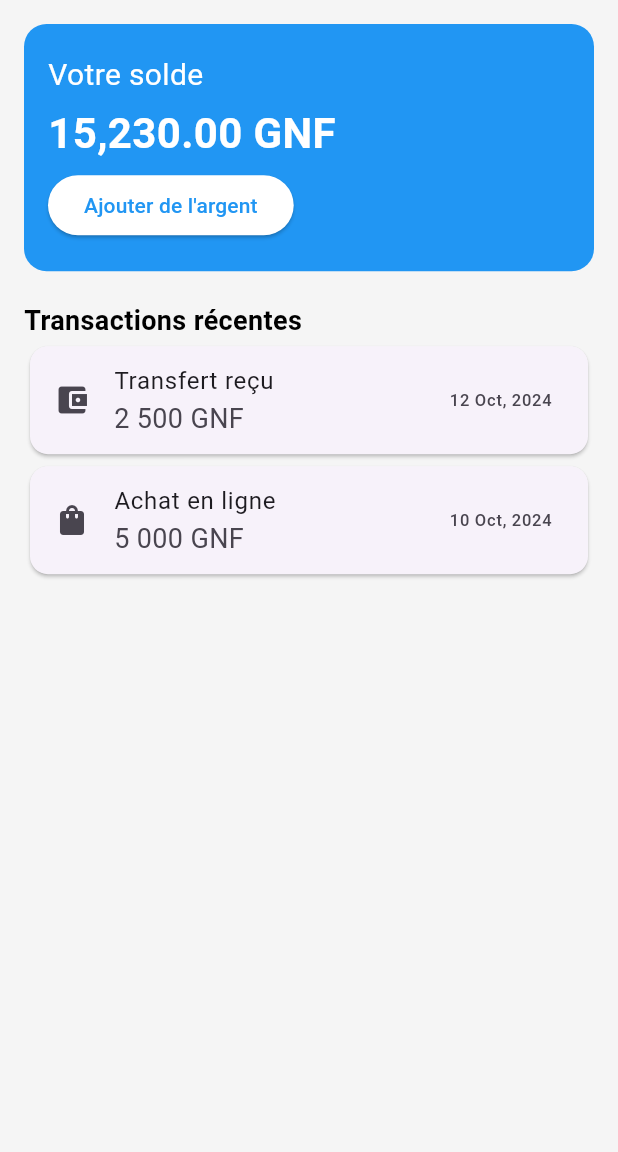
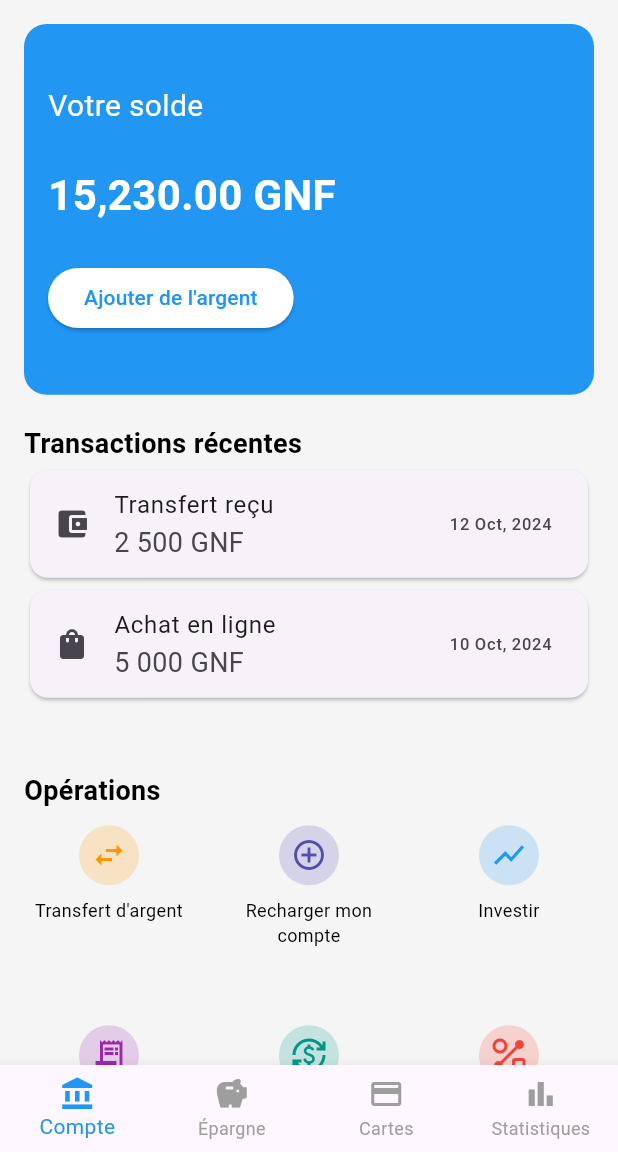
Before and after one commit to Aboubacar98/myapp, a Flutter app: the screen it shows after launch, on a phone screen of 412 x 824 dp, the part 84-1236 px from its top. Run offline on Flutter 3.47's test engine with Material 3 defaults, Android fonts, the phone set to English and light mode, and no system bars.

Commit message:
16/10/2024

```diff
--- a/lib/pages/home_page.dart
+++ b/lib/pages/home_page.dart
@@ -8,11 +8,27 @@ class HomePage extends StatefulWidget {
 }
 
 class _HomePageState extends State<HomePage> {
+  int _selectedIndex = 0;
+
+  // Fonction pour changer l'index lors de la sélection d'un onglet
+  void _onItemTapped(int index) {
+    setState(() {
+      _selectedIndex = index;
+    });
+  }
+
+  // Liste des widgets pour chaque onglet
+  final List<Widget> _pages = [
+    const AccountPage(),   // Page Compte
+    const SavingsPage(),   // Page Épargne
+    const CardsPage(),     // Page Cartes
+    const StatsPage(),     // Page Statistiques
+  ];
+
   @override
   Widget build(BuildContext context) {
     return Scaffold(
       appBar: AppBar(
-          // Ajout de centerTitle pour centrer le logo/text
         centerTitle: true,
         title: const Text(
           "YiGuiPay",
@@ -40,17 +56,54 @@ class _HomePageState extends State<HomePage> {
             ],
           ),
         ],
-          backgroundColor: Colors.white, // Pour un fond plus neutre et propre
-          elevation: 0, // Supprimer l'ombre pour un look plus plat
+        backgroundColor: Colors.white,
+        elevation: 0,
       ),
-        body: Padding(
+      body: _pages[_selectedIndex], // Change le contenu selon l'onglet sélectionné
+      bottomNavigationBar: BottomNavigationBar(
+        type: BottomNavigationBarType.fixed, // Assure que tous les labels s'affichent
+        items: const <BottomNavigationBarItem>[
+          BottomNavigationBarItem(
+            icon: Icon(Icons.account_balance),
+            label: 'Compte',
+          ),
+          BottomNavigationBarItem(
+            icon: Icon(Icons.savings),
+            label: 'Épargne',
+          ),
+          BottomNavigationBarItem(
+            icon: Icon(Icons.credit_card),
+            label: 'Cartes',
+          ),
+          BottomNavigationBarItem(
+            icon: Icon(Icons.bar_chart),
+            label: 'Statistiques',
+          ),
+        ],
+        currentIndex: _selectedIndex, // Index actif
+        selectedItemColor: Colors.blue, // Couleur de l'élément sélectionné
+        unselectedItemColor: Colors.grey, // Couleur des éléments non sélectionnés
+        onTap: _onItemTapped, // Appel à la fonction de changement d'onglet
+      ),
+    );
+  }
+}
+
+// Widget pour la page Compte
+class AccountPage extends StatelessWidget {
+  const AccountPage({super.key});
+
+  @override
+  Widget build(BuildContext context) {
+    return SingleChildScrollView(
+      child: Padding(
         padding: const EdgeInsets.all(16.0),
         child: Column(
           crossAxisAlignment: CrossAxisAlignment.start,
           children: [
             // Zone de solde rapide
             Container(
-                height: MediaQuery.of(context).size.height * 0.20,
+              height: MediaQuery.of(context).size.height * 0.30,
               width: double.infinity,
               decoration: BoxDecoration(
                 color: Colors.blue,
@@ -83,7 +136,8 @@ class _HomePageState extends State<HomePage> {
                         backgroundColor: Colors.white,
                         foregroundColor: Colors.blue,
                       ),
-                        child: const Text("Ajouter de l'argent",
+                      child: const Text(
+                        "Ajouter de l'argent",
                         textAlign: TextAlign.center,
                       ),
                     ),
@@ -92,7 +146,6 @@ class _HomePageState extends State<HomePage> {
               ),
             ),
             const SizedBox(height: 20),
-
             // Transactions récentes
             const Text(
               "Transactions récentes",
@@ -101,31 +154,148 @@ class _HomePageState extends State<HomePage> {
                 fontWeight: FontWeight.bold,
               ),
             ),
-              Expanded(
+            Container(
+              height: 200, // Définir une hauteur pour la liste
               child: ListView(
-                  children: [
+                shrinkWrap: true,
+                physics: const NeverScrollableScrollPhysics(),
+                children: const [
                   Card(
                     child: ListTile(
-                        leading: const Icon(Icons.account_balance_wallet),
-                        title: const Text('Transfert reçu'),
-                        subtitle: const Text('2 500 GNF'),
-                        trailing: const Text('12 Oct, 2024'),
+                      leading: Icon(Icons.account_balance_wallet),
+                      title: Text('Transfert reçu'),
+                      subtitle: Text('2 500 GNF'),
+                      trailing: Text('12 Oct, 2024'),
                     ),
                   ),
                   Card(
                     child: ListTile(
-                        leading: const Icon(Icons.shopping_bag),
-                        title: const Text('Achat en ligne'),
-                        subtitle: const Text('5 000 GNF'),
-                        trailing: const Text('10 Oct, 2024'),
+                      leading: Icon(Icons.shopping_bag),
+                      title: Text('Achat en ligne'),
+                      subtitle: Text('5 000 GNF'),
+                      trailing: Text('10 Oct, 2024'),
                     ),
                   ),
                   // Ajoutez d'autres transactions ici
                 ],
               ),
             ),
+            const SizedBox(height: 5),
+            const Text(
+              "Opérations",
+              style: TextStyle(
+                fontSize: 18,
+                fontWeight: FontWeight.bold,
+              ),
+            ),
+            const SizedBox(height: 10),
+            GridView.count(
+              shrinkWrap: true,
+              physics: const NeverScrollableScrollPhysics(),
+              crossAxisCount: 3,
+              crossAxisSpacing: 20,
+              mainAxisSpacing: 20,
+              children: [
+                InkWell(
+                  onTap: () {},
+                  child: _buildActionButton(
+                      "Transfert d'argent", Icons.swap_horiz, Colors.orange),
+                ),
+                InkWell(
+                  onTap: () {},
+                  child: _buildActionButton(
+                      'Recharger mon compte',
+                      Icons.add_circle_outline_sharp,
+                      const Color.fromARGB(255, 83, 76, 175)),
+                ),
+                InkWell(
+                  onTap: () {},
+                  child: _buildActionButton(
+                      'Investir', Icons.show_chart, Colors.blue),
+                ),
+                InkWell(
+                  onTap: () {},
+                  child: _buildActionButton(
+                      'Factures', Icons.receipt_long, Colors.purple),
+                ),
+                InkWell(
+                  onTap: () {},
+                  child: _buildActionButton(
+                      'Change', Icons.currency_exchange, Colors.teal),
+                ),
+                InkWell(
+                  onTap: () {},
+                  child: _buildActionButton("Retrait d'argent",
+                      Icons.shape_line_outlined, Colors.red),
+                ),
               ],
             ),
-        ));
+          ],
+        ),
+      ),
+    );
   }
 }
+
+Widget _buildActionButton(String title, IconData icon, Color color) {
+  return Column(
+    mainAxisSize: MainAxisSize.min,
+    children: [
+      CircleAvatar(
+        backgroundColor: color.withOpacity(0.2),
+        child: Icon(icon, color: color),
+      ),
+      const SizedBox(height: 8),
+      Text(
+        title,
+        textAlign: TextAlign.center,
+        style: const TextStyle(fontSize: 12),
+      ),
+    ],
+  );
+}
+
+// Page Épargne
+class SavingsPage extends StatelessWidget {
+  const SavingsPage({super.key});
+
+  @override
+  Widget build(BuildContext context) {
+    return const Center(
+      child: Text(
+        "Bienvenue sur la page Épargne",
+        style: TextStyle(fontSize: 24),
+      ),
+    );
+  }
+}
+
+// Page Cartes
+class CardsPage extends StatelessWidget {
+  const CardsPage({super.key});
+
+  @override
+  Widget build(BuildContext context) {
+    return const Center(
+      child: Text(
+        "Bienvenue sur la page Cartes",
+        style: TextStyle(fontSize: 24),
+      ),
+    );
+  }
+}
+
+// Page Statistiques
+class StatsPage extends StatelessWidget {
+  const StatsPage({super.key});
+
+  @override
+  Widget build(BuildContext context) {
+    return const Center(
+      child: Text(
+        "Bienvenue sur la page Statistiques",
+        style: TextStyle(fontSize: 24),
+      ),
+    );
+  }
+}
--- /dev/null
+++ b/lib/pages/widgets/Navigation_button.dart
@@ -0,0 +1,17 @@
+import 'package:flutter/material.dart';
+
+class BottomNavigationBar extends StatefulWidget {
+  const BottomNavigationBar({super.key});
+
+  @override
+  State<BottomNavigationBar> createState() => _BottomNavigationBarState();
+}
+
+class _BottomNavigationBarState extends State<BottomNavigationBar> {
+  @override
+  Widget build(BuildContext context) {
+    return const Scaffold(
+
+    );
+  }
+}
```
Lines whose indentation alone changed are shown as unchanged.
